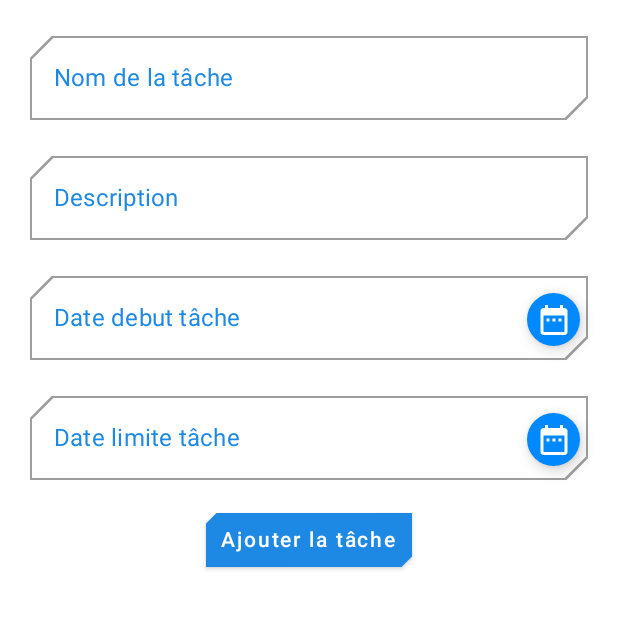
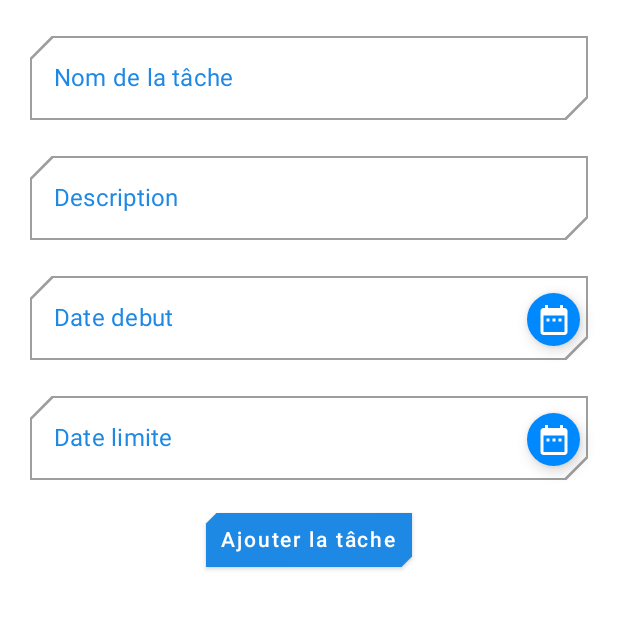
Before and after one commit to Ahmadou0306/MyApplication, an Android app built with Jetpack Compose: the composable AddTaskForm called with empty values, on a phone screen of 412 x 824 dp, the top half of it. Run offline under Robolectric (Android 15) with nearby library versions, the phone set to English and light mode, and no system bars.

Commit message:
"Correction formulaire tâche"

```diff
--- a/app/src/main/java/com/example/myapplication/projetmobile/ui/detailsProject/composable/AddTaskComponant.kt
+++ b/app/src/main/java/com/example/myapplication/projetmobile/ui/detailsProject/composable/AddTaskComponant.kt
@@ -233,7 +233,7 @@ fun AddTaskForm(showDialog: MutableState<Boolean>, selectedId:Int){
             onValueChange = {   newValue ->
                 dueDateState.value = newValue
             },
-            label = { Text(text = "Date debut tâche", color = Color(color = 0xFF1E88E5)) },
+            label = { Text(text = "Date debut", color = Color(color = 0xFF1E88E5)) },
             readOnly = true,
             trailingIcon = {
                 FloatingActionButton(onClick = { datePickerDialog.show() },
@@ -263,7 +263,7 @@ fun AddTaskForm(showDialog: MutableState<Boolean>, selectedId:Int){
             value = finDateState.value,
             modifier = Modifier.fillMaxWidth(),
             onValueChange = {  },
-            label = { Text(text = "Date limite tâche", color = Color(color = 0xFF1E88E5)) },
+            label = { Text(text = "Date limite", color = Color(color = 0xFF1E88E5)) },
             readOnly = true,
             trailingIcon = {
                 FloatingActionButton(onClick = { datePickerDialog2.show() },
```
